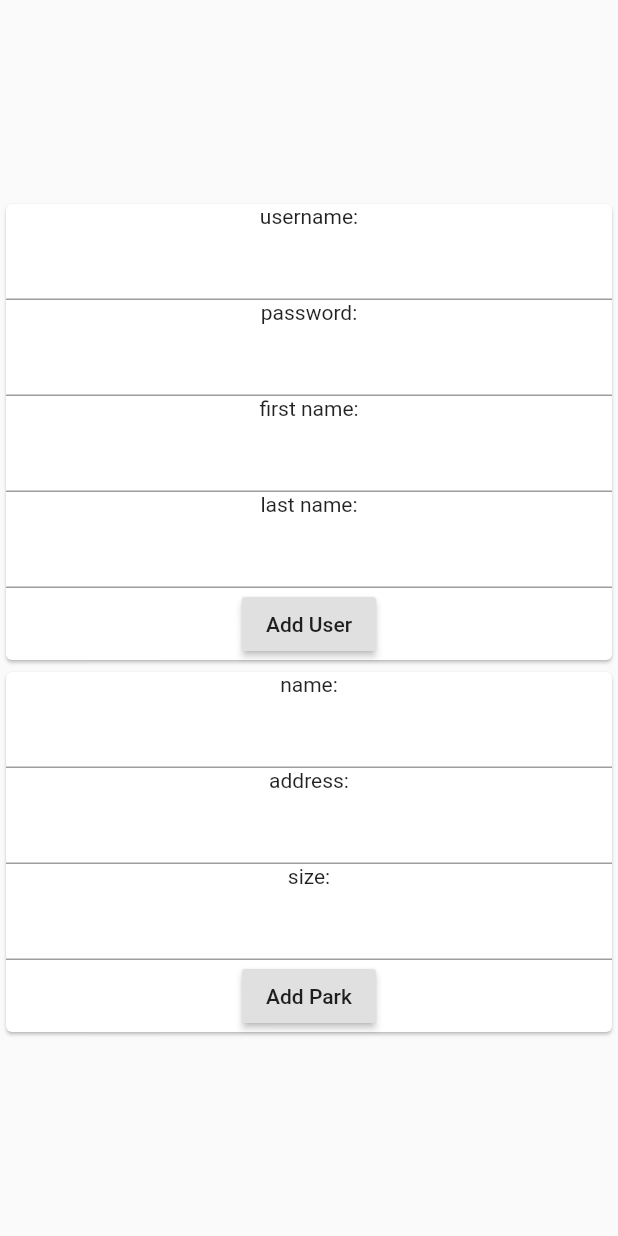
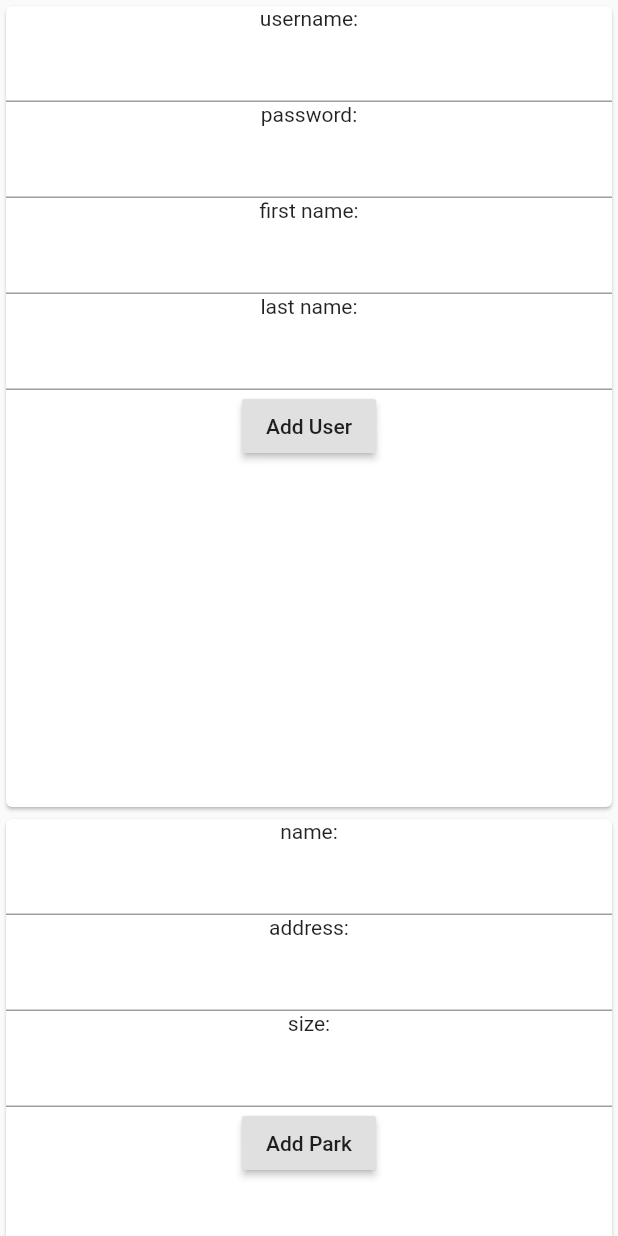
Before and after one commit to FRC1360/fll-cityshaper-41927, a Flutter app: the AdminView widget shown alone on an empty page, opened directly, on a phone screen of 412 x 824 dp. Run offline on Flutter 3.47's test engine with Material 2 defaults, Android fonts, the phone set to English and light mode, and no system bars; our stand-ins replace shared_preferences, table_calendar; missing offline and left inert: dart:ffi; accounts and stored records are empty.

Commit message:
admin view works, testing events now

```diff
--- a/project-app/park_planner/lib/pages/admin_view.dart
+++ b/project-app/park_planner/lib/pages/admin_view.dart
@@ -13,14 +13,21 @@ class AdminView extends StatefulWidget {
 }
 
 class _AdminViewState extends State<AdminView> {
-  User u;
-  Park p;
+
+  String username = "";
+  String pass = "";
+  String fName = "";
+  String lName = "";
+
+  String name = "";
+  String address = "";
+  double size = 0;
   @override
   Widget build(BuildContext context) {
     return Container(
-      child: Column(
-        crossAxisAlignment: CrossAxisAlignment.center,
-        mainAxisAlignment: MainAxisAlignment.center,
+      child: ListView(
+        //crossAxisAlignment: CrossAxisAlignment.center,
+        //mainAxisAlignment: MainAxisAlignment.center,
         children: <Widget>[
           Card(
             child: Column(children: <Widget>[
@@ -28,7 +35,7 @@ class _AdminViewState extends State<AdminView> {
               TextField(
                 onChanged: (val) {
                   setState(() {
-                    u.username = val.trim();
+                    username = val.trim();
                   });
                 },
               ),
@@ -37,7 +44,7 @@ class _AdminViewState extends State<AdminView> {
               TextField(
                 onChanged: (val) {
                   setState(() {
-                    u.password = val.trim();
+                    pass = val.trim();
                   });
                 },
               ),
@@ -46,7 +53,7 @@ class _AdminViewState extends State<AdminView> {
               TextField(
                 onChanged: (val) {
                   setState(() {
-                    u.fName = val.trim();
+                    fName = val.trim();
                   });
                 },
               ),
@@ -55,7 +62,7 @@ class _AdminViewState extends State<AdminView> {
               TextField(
                 onChanged: (val) {
                   setState(() {
-                    u.lName = val.trim();
+                    lName = val.trim();
                   });
                 },
               ),
@@ -63,12 +70,24 @@ class _AdminViewState extends State<AdminView> {
               RaisedButton(
                 child: Text("Add User"),
                 onPressed: () {
-                  if(u.validate()) {
+                  if(username.isNotEmpty && pass.isNotEmpty && fName.isNotEmpty && lName.isNotEmpty && Data.getUser(username) == null) {
                     setState(() {
-                      Data.addUser(u);
+                      Data.addUser(new User(username: username,password: pass,fName: fName,lName: lName));
                     });
                   }
                 },
+              ),
+              SizedBox(height: 30,),
+
+              SizedBox(
+                height: 200,
+                child: ListView.builder(
+                    itemCount: Data.users.length,
+                    itemBuilder: (context, index) {
+                      return ListTile(
+                          title: Text(Data.users[index].username + " -> " + Data.users[index].fName + " " + Data.users[index].lName)
+                      );
+                    }),
               )
             ],),
           ),
@@ -78,7 +97,7 @@ class _AdminViewState extends State<AdminView> {
               TextField(
                 onChanged: (val) {
                   setState(() {
-                    p.name = val.trim();
+                    name = val.trim();
                   });
                 },
               ),
@@ -87,7 +106,7 @@ class _AdminViewState extends State<AdminView> {
               TextField(
                 onChanged: (val) {
                   setState(() {
-                    p.address = val.trim();
+                    address = val.trim();
                   });
                 },
               ),
@@ -97,7 +116,7 @@ class _AdminViewState extends State<AdminView> {
                 keyboardType: TextInputType.number,
                 onChanged: (val) {
                   setState(() {
-                    p.size = int.tryParse(val.trim()) ?? -1;
+                    size = int.tryParse(val.trim()) ?? -1;
                   });
                 },
               ),
@@ -105,14 +124,28 @@ class _AdminViewState extends State<AdminView> {
               RaisedButton(
                 child: Text("Add Park"),
                 onPressed: () {
-                  if(p.validate()) {
+                  if(name.isNotEmpty && address.isNotEmpty && size > -1 && Data.getPark(name) == null) {
                     setState(() {
-                      Data.addPark(p);
+                      Data.addPark(new Park(address,size,name));
                     });
                   }
                 },
+              ),
+
+              SizedBox(height: 30,),
+
+              SizedBox(
+                height: 200,
+                child: ListView.builder(
+                    itemCount: Data.parks.length,
+                    itemBuilder: (context, index) {
+                      return ListTile(
+                          title: Text(Data.parks[index].name)
+                      );
+                    })
               )
             ],),
+
           )
 
 
--- a/project-app/park_planner/lib/pages/calender.dart
+++ b/project-app/park_planner/lib/pages/calender.dart
@@ -57,7 +57,10 @@ class _CalenderPageState extends State<CalenderPage> with TickerProviderStateMix
         crossAxisAlignment: CrossAxisAlignment.center,
         children: <Widget>[
           //Text("Event Calender"),
-          _buildTableCalendar(),
+          Container(
+            child: _buildTableCalendar(),
+          ),
+
           _eventList()
 
         ],
--- a/project-app/park_planner/lib/types/Park.dart
+++ b/project-app/park_planner/lib/types/Park.dart
@@ -18,6 +18,8 @@ class Park {
      this.name = dat[2];
   }
 
+  Park.fromNothing();
+
   bool validate() {
     return address.isNotEmpty && size >= 0 && name.isNotEmpty && Data.getPark(name) == null;
   }
--- a/project-app/park_planner/lib/types/User.dart
+++ b/project-app/park_planner/lib/types/User.dart
@@ -10,6 +10,7 @@ class User {
 
   //bool isAdmin; assuming that creation of parks isn't needed
 
+  User.fromNothing();
   User({this.username,this.password,this.fName,this.lName});
   User.fromString(String userData) {
     List<String> dat = userData.split(Constants.seperator);
```
